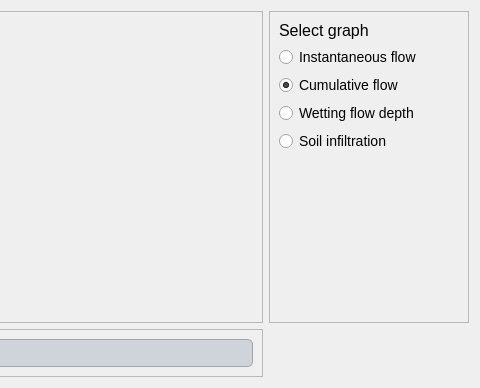
The window that ui/ohy_graphs.ui (Inigobarbe/VFSMOD-GUI) describes before a commit, drawn with Qt 5; both pictures show x 372 to 852 and y 0 to 388 of the 852 by 388 pixel window.
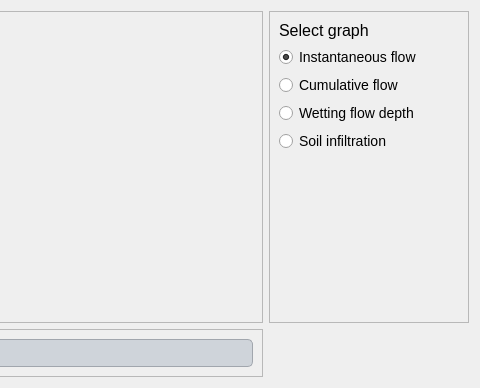
The same window after the commit.

Diff of the .ui file:
```diff
--- a/ui/ohy_graphs.ui
+++ b/ui/ohy_graphs.ui
@@ -184,7 +184,7 @@
          <string>Cumulative flow</string>
         </property>
         <property name="checked">
-         <bool>true</bool>
+         <bool>false</bool>
         </property>
        </widget>
       </item>
@@ -208,7 +208,7 @@
          <string>Instantaneous flow</string>
         </property>
         <property name="checked">
-         <bool>false</bool>
+         <bool>true</bool>
         </property>
        </widget>
       </item>
```
